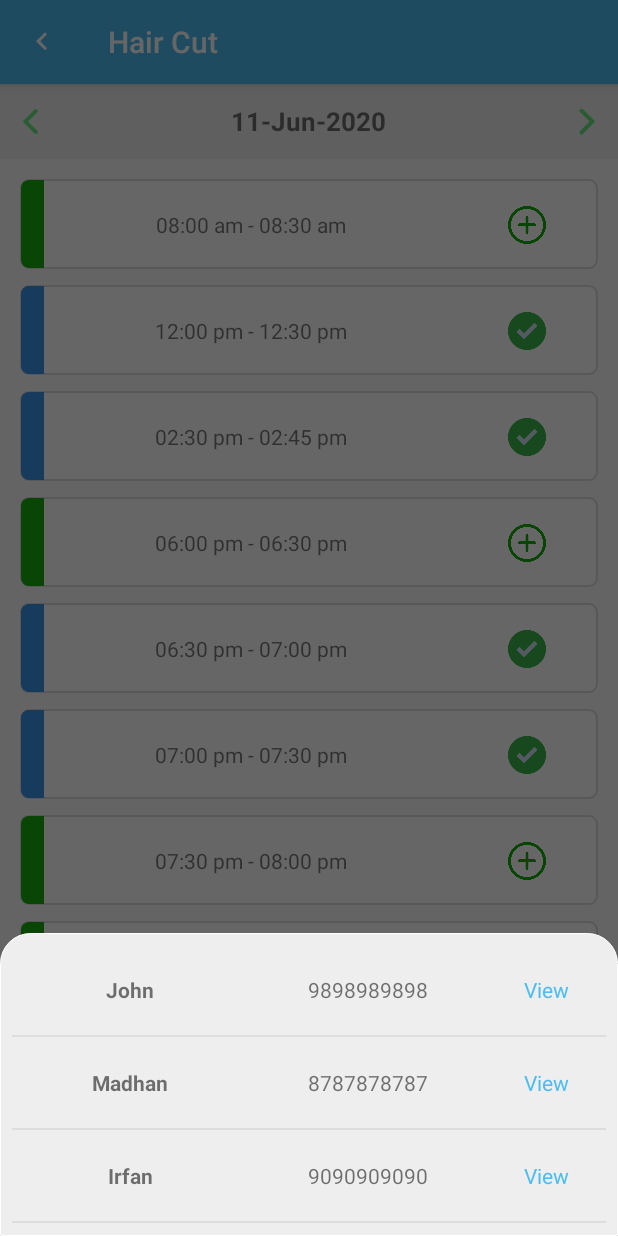
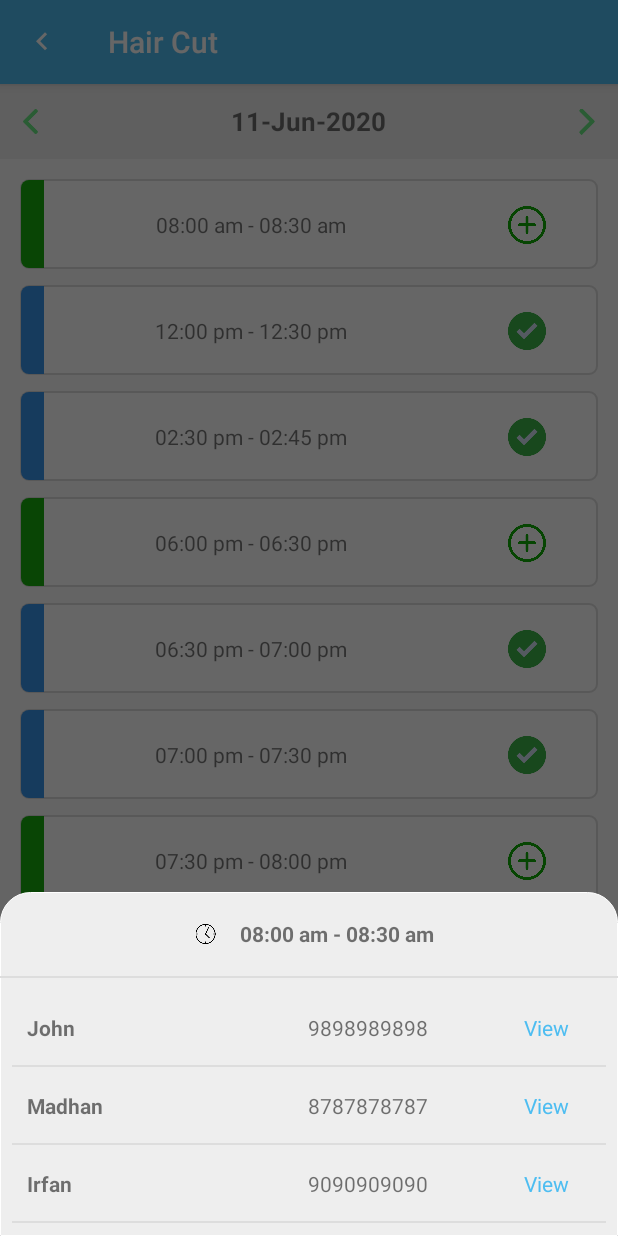
Before and after one commit to Udhaya-kj/Appointment, an Android app: the ViewApptServiceActivity screen opened directly, with no data from a screen before it, after a tap on "08:00 am - 08:30 am", on a phone screen of 412 x 824 dp. Run offline under Robolectric (Android 15) with nearby library versions, the light colour scheme and no system bars.

Commit message:
11-6-2020

```diff
--- a/app/src/main/java/com/corals/appointment/Activity/AddServiceAvailTimeActivity.java
+++ b/app/src/main/java/com/corals/appointment/Activity/AddServiceAvailTimeActivity.java
@@ -633,7 +633,7 @@ public class AddServiceAvailTimeActivity extends AppCompatActivity {
                     new Handler().postDelayed(new Runnable() {
                         @Override
                         public void run() {
-
+                            pd.dismiss();
                             String nameList = sharedpreferences_services.getString(SERVICE_NAME, "");
                             String mobList = sharedpreferences_services.getString(SERVICE_DURATION, "");
                             if (!TextUtils.isEmpty(nameList) && !TextUtils.isEmpty(mobList)) {
@@ -655,7 +655,6 @@ public class AddServiceAvailTimeActivity extends AppCompatActivity {
                                 Intent in = new Intent(AddServiceAvailTimeActivity.this, SetupServiceActivity_Bottom.class);
                                 in.addFlags(Intent.FLAG_ACTIVITY_NEW_TASK);
                                 startActivity(in);
-
                             } else if (!TextUtils.isEmpty(page_id) && page_id.equals("03")) {
                                 service_name_list.set(Integer.parseInt(position), ser_name);
                                 service_dur_list.set(Integer.parseInt(position), ser_dur);
--- a/app/src/main/java/com/corals/appointment/Activity/CalendarViewActivity.java
+++ b/app/src/main/java/com/corals/appointment/Activity/CalendarViewActivity.java
@@ -48,7 +48,7 @@ public class CalendarViewActivity extends AppCompatActivity {
         System.out.println("Current time => " + c.getTime());
         final SimpleDateFormat df = new SimpleDateFormat("dd-MMM-yyyy");
         calendar_date = df.format(c.getTime());
-
+        calendarView. setMinDate(System. currentTimeMillis() - 1000);
         calendarView.setOnDateChangeListener(new CalendarView.OnDateChangeListener() {
             @Override
             public void onSelectedDayChange(@NonNull CalendarView view, int year, int month, int dayOfMonth) {
@@ -73,5 +73,6 @@ public class CalendarViewActivity extends AppCompatActivity {
     @Override
     public void onBackPressed() {
         super.onBackPressed();
+
     }
 }
--- a/app/src/main/java/com/corals/appointment/Activity/ViewApptServiceActivity.java
+++ b/app/src/main/java/com/corals/appointment/Activity/ViewApptServiceActivity.java
@@ -27,7 +27,7 @@ public class ViewApptServiceActivity extends AppCompatActivity {
     ImageView imageView_back, imageView_next;
     TextView textView_date;
     Calendar c;
-    String formattedDate;
+    String formattedDate,service;
     @Override
     protected void onCreate(Bundle savedInstanceState) {
         super.onCreate(savedInstanceState);
@@ -46,7 +46,7 @@ public class ViewApptServiceActivity extends AppCompatActivity {
         });
 
         if (getIntent().getExtras() != null) {
-            String service = getIntent().getStringExtra("service");
+            service = getIntent().getStringExtra("service");
             toolbar.setTitle(service);
         }
         //Appt Slots
@@ -87,17 +87,18 @@ public class ViewApptServiceActivity extends AppCompatActivity {
         imageView_next = findViewById(R.id.image_appt_next);
         textView_date = findViewById(R.id.text_appt_date);
         recyclerView = findViewById(R.id.recyclerview_view_appts);
-        LinearLayoutManager lm = new LinearLayoutManager(ViewApptServiceActivity.this);
-        recyclerView.setLayoutManager(lm);
-
-        ApptServiceSlotsAdapter apptServiceSlotsAdapter = new ApptServiceSlotsAdapter(ViewApptServiceActivity.this, arrayList_slot_time, arrayList_slot_cus_name, arrayList_slot_cus_mob, arrayList_available);
-        recyclerView.setAdapter(apptServiceSlotsAdapter);
 
         c = Calendar.getInstance();
         System.out.println("Current time => " + c.getTime());
         final SimpleDateFormat df = new SimpleDateFormat("dd-MMM-yyyy");
         formattedDate = df.format(c.getTime());
         textView_date.setText(formattedDate);
+
+        LinearLayoutManager lm = new LinearLayoutManager(ViewApptServiceActivity.this);
+        recyclerView.setLayoutManager(lm);
+
+        ApptServiceSlotsAdapter apptServiceSlotsAdapter = new ApptServiceSlotsAdapter(ViewApptServiceActivity.this, arrayList_slot_time, arrayList_slot_cus_name, arrayList_slot_cus_mob, arrayList_available);
+        recyclerView.setAdapter(apptServiceSlotsAdapter);
 
         imageView_back.setOnClickListener(new View.OnClickListener() {
             @Override
--- a/app/src/main/java/com/corals/appointment/Adapters/ApptServiceSlotsAdapter.java
+++ b/app/src/main/java/com/corals/appointment/Adapters/ApptServiceSlotsAdapter.java
@@ -40,16 +40,15 @@ public class ApptServiceSlotsAdapter extends RecyclerView.Adapter<ApptServiceSlo
     @Override
     public void onBindViewHolder(final ApptServiceSlotsAdapter.MyViewHolder holder, final int position) {
 
-       // holder.textView_cus_name.setText(arrayList_cus_name.get(position));
+        // holder.textView_cus_name.setText(arrayList_cus_name.get(position));
         holder.textView_ser_time.setText(arrayList_time.get(position));
-       // holder.textView_cus_mob.setText(arrayList_cus_mob.get(position));
+        // holder.textView_cus_mob.setText(arrayList_cus_mob.get(position));
 
         if (arrayList_available.get(position).equals("0")) {
             holder.linearLayout_color.setBackgroundResource(R.drawable.left_round_corners_blue);
             holder.imageView_avail.setBackgroundResource(R.drawable.tick);
             holder.imageView_avail.setEnabled(false);
-        }
-        else {
+        } else {
             holder.linearLayout_color.setBackgroundResource(R.drawable.left_round_corners_green);
             holder.imageView_avail.setBackgroundResource(R.drawable.add_green);
             holder.imageView_avail.setEnabled(true);
@@ -58,8 +57,8 @@ public class ApptServiceSlotsAdapter extends RecyclerView.Adapter<ApptServiceSlo
         holder.linearLayout_bg.setOnClickListener(new View.OnClickListener() {
             @Override
             public void onClick(View v) {
-                BottomSheetDialog bd=new BottomSheetDialog(context);
-                ViewSlotCustomersBottomDialog viewSlotCustomersBottomDialog = new ViewSlotCustomersBottomDialog(context,arrayList_cus_name,arrayList_cus_mob,bd);
+                BottomSheetDialog bd = new BottomSheetDialog(context);
+                ViewSlotCustomersBottomDialog viewSlotCustomersBottomDialog = new ViewSlotCustomersBottomDialog(context,arrayList_time.get(position), arrayList_cus_name, arrayList_cus_mob, bd);
                 viewSlotCustomersBottomDialog.showBottomSheetDialog();
 
             /*    Intent i = new Intent(context, ApptSlotDetailsActivity.class);
@@ -77,7 +76,7 @@ public class ApptServiceSlotsAdapter extends RecyclerView.Adapter<ApptServiceSlo
                 //Toast.makeText(context, "Make Appointment", Toast.LENGTH_SHORT).show();
                 Intent in = new Intent(context, CustomersMakeApptActivity.class);
                 context.startActivity(in);
-                ((Activity)context).finish();
+                ((Activity) context).finish();
             }
         });
 
@@ -92,7 +91,7 @@ public class ApptServiceSlotsAdapter extends RecyclerView.Adapter<ApptServiceSlo
     public class MyViewHolder extends RecyclerView.ViewHolder {
 
         TextView textView_cus_name, textView_ser_time, textView_cus_mob;
-        LinearLayout linearLayout_bg,linearLayout_color;
+        LinearLayout linearLayout_bg, linearLayout_color;
         ImageView imageView_avail;
 
         public MyViewHolder(View itemView) {
--- a/app/src/main/java/com/corals/appointment/Dialogs/CustomerBottomSheetDialog.java
+++ b/app/src/main/java/com/corals/appointment/Dialogs/CustomerBottomSheetDialog.java
@@ -62,8 +62,10 @@ public class CustomerBottomSheetDialog implements View.OnClickListener {
             mCtx.startActivity(in);
         } else if (v.getId() == R.id.layout_make_appt) {
             //Toast.makeText(mCtx, "Make Appointment", Toast.LENGTH_SHORT).show();
-            mCtx.startActivity(new Intent(((Activity) mCtx), CalendarViewActivity.class));
-            ((Activity) mCtx).finish();
+            Intent in = new Intent(((Activity) mCtx), CalendarViewActivity.class);
+            in.addFlags(Intent.FLAG_ACTIVITY_NEW_TASK);
+            mCtx.startActivity(in);
+
         }
     }
 
--- a/app/src/main/java/com/corals/appointment/Dialogs/ViewSlotCustomersBottomDialog.java
+++ b/app/src/main/java/com/corals/appointment/Dialogs/ViewSlotCustomersBottomDialog.java
@@ -3,6 +3,7 @@ package com.corals.appointment.Dialogs;
 import android.content.Context;
 import android.view.LayoutInflater;
 import android.view.View;
+import android.widget.TextView;
 
 import androidx.recyclerview.widget.LinearLayoutManager;
 import androidx.recyclerview.widget.RecyclerView;
@@ -17,9 +18,10 @@ public class ViewSlotCustomersBottomDialog {
     private Context mCtx;
     private BottomSheetDialog bottomSheetDialog;
     ArrayList<String> arrayList_name, arrayList_mob;
-
-    public ViewSlotCustomersBottomDialog(Context mCtx, ArrayList<String> arrayList_name,ArrayList<String> arrayList_mob,BottomSheetDialog bottomSheetDialog) {
+    String time;
+    public ViewSlotCustomersBottomDialog(Context mCtx,String time, ArrayList<String> arrayList_name,ArrayList<String> arrayList_mob,BottomSheetDialog bottomSheetDialog) {
         this.mCtx = mCtx;
+        this.time = time;
         this.arrayList_name = arrayList_name;
         this.arrayList_mob = arrayList_mob;
         this.bottomSheetDialog = bottomSheetDialog  ;
@@ -34,6 +36,8 @@ public class ViewSlotCustomersBottomDialog {
         bottomSheetDialog.setContentView(sheetView);
         ((View) sheetView.getParent()).setBackgroundColor(mCtx.getResources().getColor(android.R.color.transparent));
 
+        TextView textView_time = sheetView.findViewById(R.id.text_bottom_appn_time);
+        textView_time.setText(time);
         RecyclerView recyclerView = sheetView.findViewById(R.id.recyclerview_bottomsheet_dialog);
         LinearLayoutManager lm = new LinearLayoutManager(mCtx);
         recyclerView.setLayoutManager(lm);
--- a/app/src/main/res/layout/activity_create_customer.xml
+++ b/app/src/main/res/layout/activity_create_customer.xml
@@ -35,7 +35,6 @@
             <TextView
                 android:layout_width="match_parent"
                 android:layout_height="wrap_content"
-                android:layout_marginTop="10dp"
                 android:gravity="center_vertical"
                 android:paddingStart="10dp"
                 android:text="Name"
--- a/app/src/main/res/layout/activity_view_appt_service.xml
+++ b/app/src/main/res/layout/activity_view_appt_service.xml
@@ -42,7 +42,6 @@
             android:layout_width="0dp"
             android:layout_height="50dp"
             android:layout_weight="8"
-            android:text="Appointments for 02-06-2020"
             android:gravity="center"
             android:textStyle="bold"
             android:textSize="17sp"
--- a/app/src/main/res/layout/layout_appt_slot_customers.xml
+++ b/app/src/main/res/layout/layout_appt_slot_customers.xml
@@ -1,31 +1,33 @@
 <?xml version="1.0" encoding="utf-8"?>
 <LinearLayout xmlns:android="http://schemas.android.com/apk/res/android"
     android:layout_width="match_parent"
-    android:layout_height="62dp"
+    android:layout_height="52dp"
     android:orientation="vertical"
   >
 
     <LinearLayout
         android:layout_width="match_parent"
-        android:layout_height="60dp"
+        android:layout_height="50dp"
         android:weightSum="2"
         android:orientation="horizontal">
 
         <TextView
             android:id="@+id/tv_slot_cus_name"
             android:layout_width="0dp"
-            android:layout_height="60dp"
+            android:layout_height="50dp"
             android:layout_weight="0.8"
             android:singleLine="true"
+            android:paddingStart="10dp"
+            android:paddingEnd="0dp"
             android:maxLines="1"
-            android:gravity="center"
+            android:gravity="center_vertical"
             android:text="Selva Kumar"
             android:textStyle="bold" />
 
         <TextView
             android:id="@+id/tv_slot_cus_mob"
             android:layout_width="0dp"
-            android:layout_height="60dp"
+            android:layout_height="50dp"
             android:layout_weight="0.8"
             android:gravity="center"
             android:singleLine="true"
@@ -35,7 +37,7 @@
         <TextView
             android:id="@+id/tv_slot_cus_view"
             android:layout_width="0dp"
-            android:layout_height="60dp"
+            android:layout_height="50dp"
             android:layout_weight="0.4"
             android:gravity="center"
             android:textColor="#4DBDF1"
@@ -46,7 +48,7 @@
             android:visibility="gone"
             android:id="@+id/image_edit_slot_appt"
             android:layout_width="0dp"
-            android:layout_height="60dp"
+            android:layout_height="50dp"
             android:layout_weight="0.3"
             android:padding="20dp"
             android:src="@drawable/edit" />
@@ -54,7 +56,7 @@
         <ImageView
             android:id="@+id/image_delete_slot_appt"
             android:layout_width="0dp"
-            android:layout_height="60dp"
+            android:layout_height="50dp"
             android:layout_weight="0.3"
             android:padding="18dp"
             android:src="@drawable/trash"
--- a/app/src/main/res/layout/view_slot_customer_bottom_alertdiolag.xml
+++ b/app/src/main/res/layout/view_slot_customer_bottom_alertdiolag.xml
@@ -4,8 +4,43 @@
     android:layout_height="wrap_content"
     android:background="@drawable/bottom_sheet_curve"
     android:maxHeight="100dp"
-    android:orientation="horizontal">
+    android:orientation="vertical">
 
+    <LinearLayout
+        android:layout_width="match_parent"
+        android:layout_height="40dp"
+        android:gravity="center"
+        android:weightSum="3"
+        android:layout_margin="8dp"
+        android:padding="5dp"
+        android:orientation="horizontal">
+
+
+        <ImageView
+            android:layout_width="30dp"
+            android:layout_height="match_parent"
+            android:gravity="center"
+            android:padding="8dp"
+            android:src="@drawable/clock" />
+
+        <TextView
+            android:id="@+id/text_bottom_appn_time"
+            android:layout_width="wrap_content"
+            android:layout_height="match_parent"
+            android:layout_marginStart="8dp"
+            android:layout_marginEnd="0dp"
+            android:gravity="center_vertical"
+            android:text="09:00 - 12:00"
+            android:singleLine="true"
+            android:maxLines="1"
+            android:textStyle="bold" />
+    </LinearLayout>
+
+    <View
+        android:layout_width="match_parent"
+        android:layout_height="1dp"
+        android:background="#DDDDDD"
+        />
     <androidx.recyclerview.widget.RecyclerView
         android:id="@+id/recyclerview_bottomsheet_dialog"
         android:layout_width="match_parent"
```
Also changed, not shown: app/src/main/java/com/corals/appointment/Activity/AddStaffActivity.java (+32 -8 lines), app/src/main/java/com/corals/appointment/Activity/ChangeApptActivity.java (+45 -2 lines), app/src/main/java/com/corals/appointment/Adapters/CustomersAdapter.java (+23 -9 lines), app/src/main/res/layout/layout_customers.xml (+41 -25 lines), app/src/main/res/menu/poupup_menu.xml (added, +15 -0 lines), app/src/main/res/drawable/menu.png (added).
